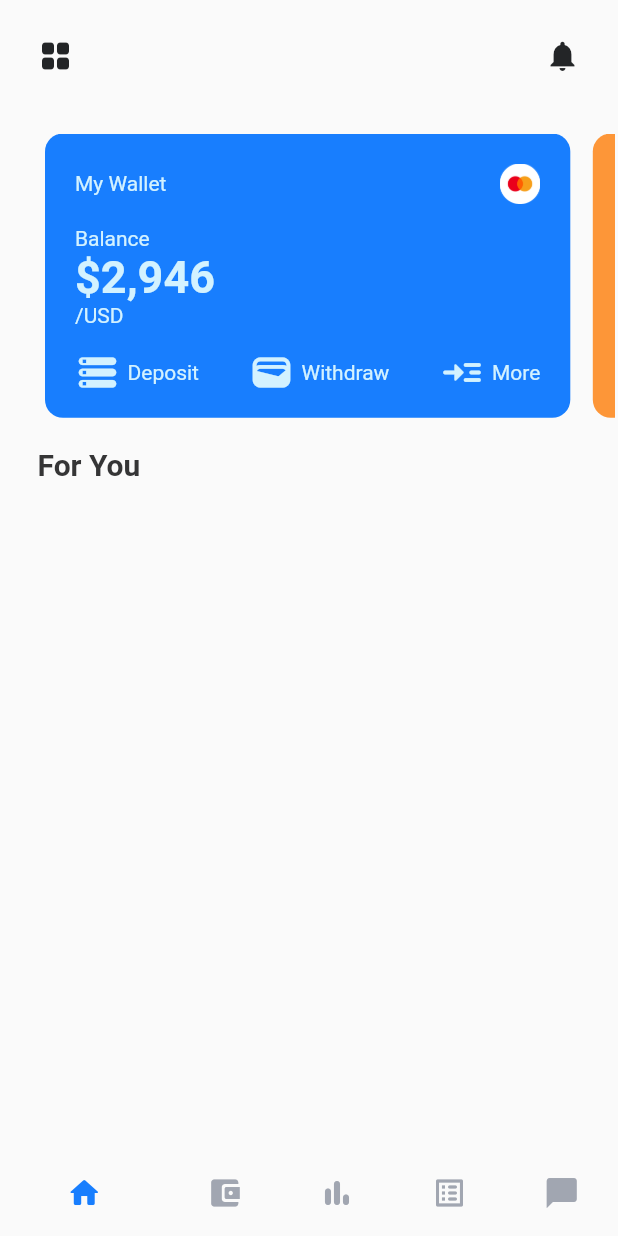
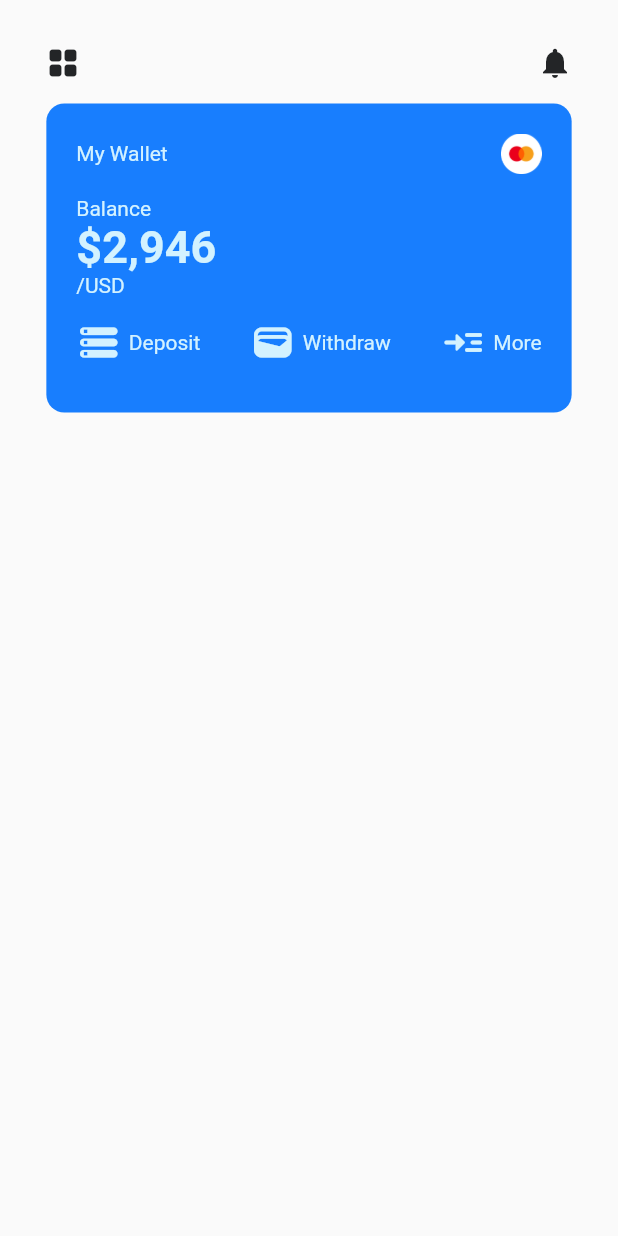
Before and after one commit to JerryAgbesi/Flutter_mini_projects, a Flutter app: the screen it shows after launch, on a phone screen of 412 x 824 dp. Run offline on Flutter 3.47's test engine with Material 2 defaults, Android fonts, the phone set to English and light mode, and no system bars; our stand-ins replace cached_network_image, cloud_firestore, flutter_colorpicker, flutter_dotenv, flutter_slidable, flutter_svg and 4 more; accounts and stored records are empty.

Commit message:
Revert "Ad d card list"
This reverts commit 3443cc85ca13e90f64adae0d423d1f5f7b9ce432.

```diff
--- a/cryptoman/lib/Screens/homepage.dart
+++ /dev/null
@@ -1,91 +0,0 @@
-import 'package:flutter/material.dart';
-import 'package:cryptoman/widgets/debit_card.dart';
-
-class HomePage extends StatefulWidget {
-  const HomePage({super.key});
-
-  @override
-  State<HomePage> createState() => _HomePageState();
-}
-
-class _HomePageState extends State<HomePage> {
-  @override
-  Widget build(BuildContext context) {
-    return Builder(builder: (context) {
-      return SafeArea(
-        child: Scaffold(
-          bottomNavigationBar: BottomNavigationBar(
-              showSelectedLabels: false,
-              showUnselectedLabels: false,
-              elevation: 0.0,
-              unselectedItemColor: Color(0xFFA1A6B1),
-              selectedItemColor: Color(0xFF187efe),
-              items: const [
-                BottomNavigationBarItem(
-                    icon: Icon(Icons.home_rounded), label: ""),
-                BottomNavigationBarItem(
-                    icon: Icon(Icons.account_balance_wallet_rounded),
-                    label: ""),
-                BottomNavigationBarItem(
-                    icon: Icon(Icons.bar_chart_rounded), label: ""),
-                BottomNavigationBarItem(
-                    icon: Icon(Icons.list_alt_rounded), label: ""),
-                BottomNavigationBarItem(
-                    icon: Icon(Icons.chat_bubble_rounded), label: ""),
-              ]),
-          body: Column(children: [
-            Padding(
-              padding: const EdgeInsets.all(25.0),
-              child: Row(
-                  mainAxisAlignment: MainAxisAlignment.spaceBetween,
-                  children: const [
-                    Icon(
-                      Icons.grid_view_rounded,
-                      color: Color(0xFF232527),
-                    ),
-                    Icon(Icons.notifications, color: Color(0xFF232527))
-                  ]),
-            ),
-            SizedBox(
-              height: 15,
-            ),
-            Container(
-              padding: EdgeInsets.fromLTRB(30, 0, 2, 0),
-              height: 0.23 * MediaQuery.of(context).size.height,
-              width: double.infinity,
-              child: ListView.separated(
-                  separatorBuilder: (context, index) => SizedBox(
-                        width: 15,
-                      ),
-                  scrollDirection: Axis.horizontal,
-                  itemCount: cards.length,
-                  itemBuilder: (BuildContext context, int index) {
-                    return cards[index];
-                  }),
-            ),
-            SizedBox(
-              height: 20,
-            ),
-            const Padding(
-              padding: EdgeInsets.symmetric(horizontal: 25.0),
-              child: Align(
-                alignment: Alignment.centerLeft,
-                child: Text(
-                  "For You",
-                  style: TextStyle(
-                      color: Color(0xFF353536),
-                      fontWeight: FontWeight.bold,
-                      fontSize: 20),
-                ),
-              ),
-            ),
-             SizedBox(
-              height: 20,
-            ),
-
-          ]),
-        ),
-      );
-    });
-  }
-}
--- a/cryptoman/lib/main.dart
+++ b/cryptoman/lib/main.dart
@@ -1,6 +1,5 @@
 import 'package:flutter/material.dart';
-import 'Screens/homepage.dart';
-
+import 'widgets/debit_card.dart';
 
 void main() {
   runApp(const MyApp());
@@ -12,10 +11,30 @@ class MyApp extends StatelessWidget {
   @override
   Widget build(BuildContext context) {
     return MaterialApp(
-
       debugShowCheckedModeBanner: false,
       title: 'Crypto Man',
-      home: HomePage()
+      home: SafeArea(
+        child: Scaffold(
+          body: Padding(
+            padding: const EdgeInsets.all(30.0),
+            child: Column(children: [
+              Row(
+                  mainAxisAlignment: MainAxisAlignment.spaceBetween,
+                  children: const [
+                    Icon(
+                      Icons.grid_view_rounded,
+                      color: Color(0xFF232527),
+                    ),
+                    Icon(Icons.notifications, color: Color(0xFF232527))
+                  ]),
+              SizedBox(
+                height: 15,
+              ),
+              DebitCard(),
+            ]),
+          ),
+        ),
+      ),
     );
   }
 }
--- a/cryptoman/lib/widgets/debit_card.dart
+++ b/cryptoman/lib/widgets/debit_card.dart
@@ -2,11 +2,7 @@ import 'package:flutter/material.dart';
 import 'constants.dart';
 
 class DebitCard extends StatelessWidget {
-  DebitCard({super.key, required this.title, required this.balance, required this.color});
-
-  late String title;
-  late String balance;
-  late Color color;
+  const DebitCard({super.key});
 
   @override
   Widget build(BuildContext context) {
@@ -15,9 +11,9 @@ class DebitCard extends StatelessWidget {
       padding: EdgeInsets.all(20),
       decoration: BoxDecoration(
         borderRadius: BorderRadius.circular(12.0),
-        color: color,
+        color: Color(0xFF187efe),
       ),
-      height: 0.1 * size.height,
+      height: 0.25 * size.height,
       width: 0.85 * size.width,
       child: Column(
         crossAxisAlignment: CrossAxisAlignment.start,
@@ -26,7 +22,7 @@ class DebitCard extends StatelessWidget {
             mainAxisAlignment: MainAxisAlignment.spaceBetween,
             children: [
               Text(
-                "$title",
+                "My Wallet",
                 style: debitCardText,
               ),
               Image.asset(
@@ -43,7 +39,7 @@ class DebitCard extends StatelessWidget {
             style: debitCardText,
           ),
           Text(
-            "\$$balance",
+            "\$2,946",
             style: debitCardText.copyWith(
                 fontWeight: FontWeight.bold, fontSize: 30.0),
           ),
@@ -104,16 +100,3 @@ class Option extends StatelessWidget {
     );
   }
 }
-
-List<DebitCard> cards = [
-  DebitCard(
-    title: "My Wallet",
-    balance: "2,946",
-    color: Color(0xFF187efe),
-  ),
-  DebitCard(
-    title: "Crypto wallet",
-    balance: "356",
-    color: Color(0xFFFD9638),
-  )
-];
--- a/cryptoman/lib/widgets/for_you_card.dart
+++ /dev/null
@@ -1,14 +0,0 @@
-import 'package:flutter/src/widgets/container.dart';
-import 'package:flutter/src/widgets/framework.dart';
-
-class ForYouCard extends StatelessWidget {
-  const ForYouCard({super.key});
-
-  @override
-  Widget build(BuildContext context) {
-    return Container(
-      height: 20,
-      width: 20,
-    );
-  }
-}
--- a/cryptoman/lib/widgets/widgets.dart
+++ /dev/null
@@ -1,2 +0,0 @@
-export 'debit_card.dart';
-export 'for_you_card.dart';
```
